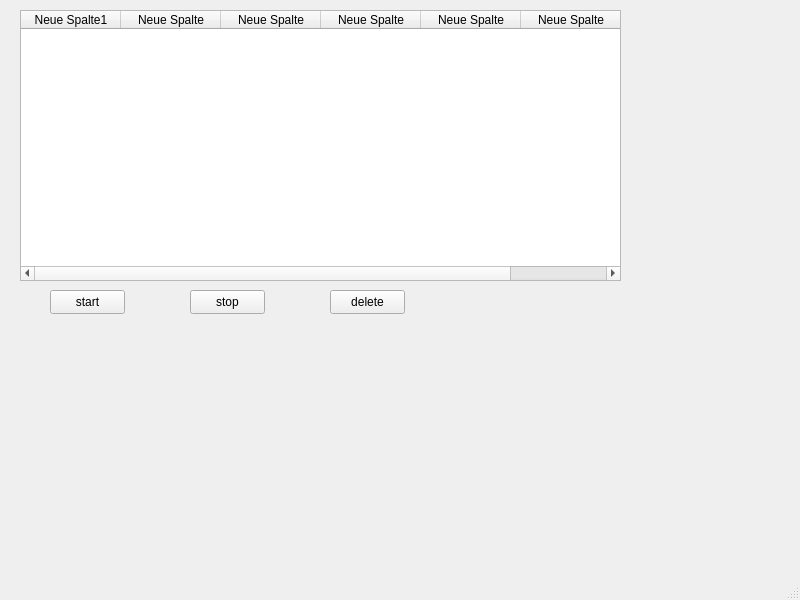
The window that mainwindow.ui (Tiguan12/TestTestTest) describes before a commit, drawn with Qt 5.
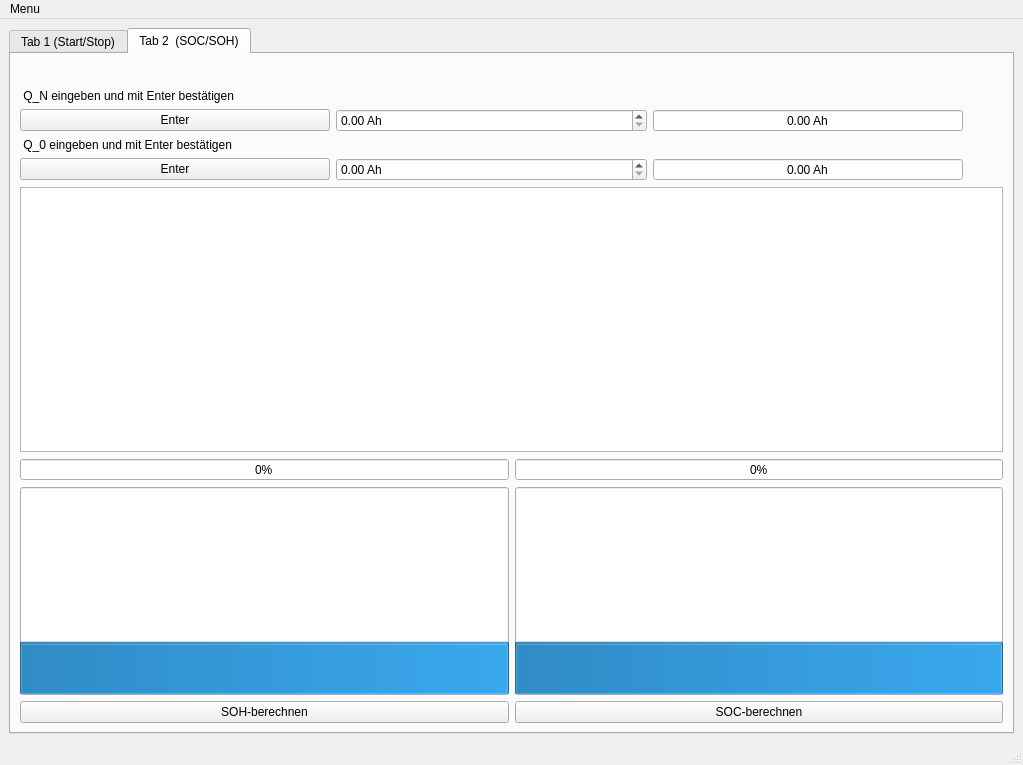
The same window after the commit. The open tabs and pages were chosen to show the change. Icons and pictures are not drawn.

The edit to the form file:
```diff
--- a/mainwindow.ui
+++ b/mainwindow.ui
@@ -6,105 +6,513 @@
    <rect>
     <x>0</x>
     <y>0</y>
-    <width>800</width>
-    <height>600</height>
+    <width>1023</width>
+    <height>765</height>
    </rect>
   </property>
   <property name="windowTitle">
    <string>MainWindow</string>
   </property>
   <widget class="QWidget" name="centralwidget">
-   <widget class="QPushButton" name="startButton">
-    <property name="geometry">
-     <rect>
-      <x>50</x>
-      <y>290</y>
-      <width>75</width>
-      <height>24</height>
-     </rect>
-    </property>
-    <property name="text">
-     <string>start</string>
-    </property>
-   </widget>
-   <widget class="QPushButton" name="stopButton">
-    <property name="geometry">
-     <rect>
-      <x>190</x>
-      <y>290</y>
-      <width>75</width>
-      <height>24</height>
-     </rect>
-    </property>
-    <property name="text">
-     <string>stop</string>
-    </property>
-   </widget>
-   <widget class="QTableWidget" name="tableWidget">
-    <property name="geometry">
-     <rect>
-      <x>20</x>
-      <y>10</y>
-      <width>601</width>
-      <height>271</height>
-     </rect>
-    </property>
-    <column>
-     <property name="text">
-      <string>Neue Spalte1</string>
-     </property>
-    </column>
-    <column>
-     <property name="text">
-      <string>Neue Spalte</string>
-     </property>
-    </column>
-    <column>
-     <property name="text">
-      <string>Neue Spalte</string>
-     </property>
-    </column>
-    <column>
-     <property name="text">
-      <string>Neue Spalte</string>
-     </property>
-    </column>
-    <column>
-     <property name="text">
-      <string>Neue Spalte</string>
-     </property>
-    </column>
-    <column>
-     <property name="text">
-      <string>Neue Spalte</string>
-     </property>
-    </column>
-   </widget>
-   <widget class="QPushButton" name="delButton">
-    <property name="geometry">
-     <rect>
-      <x>330</x>
-      <y>290</y>
-      <width>75</width>
-      <height>24</height>
-     </rect>
-    </property>
-    <property name="text">
-     <string>delete</string>
-    </property>
-   </widget>
+   <layout class="QHBoxLayout" name="horizontalLayout_6">
+    <item>
+     <widget class="QTabWidget" name="tabWidget">
+      <property name="tabPosition">
+       <enum>QTabWidget::North</enum>
+      </property>
+      <property name="currentIndex">
+       <number>0</number>
+      </property>
+      <property name="elideMode">
+       <enum>Qt::ElideLeft</enum>
+      </property>
+      <widget class="QWidget" name="StartStop">
+       <attribute name="title">
+        <string>Tab 1 (Start/Stop)</string>
+       </attribute>
+       <layout class="QVBoxLayout" name="verticalLayout_5">
+        <item>
+         <layout class="QHBoxLayout" name="horizontalLayout_3">
+          <item>
+           <spacer name="horizontalSpacer_4">
+            <property name="orientation">
+             <enum>Qt::Horizontal</enum>
+            </property>
+            <property name="sizeHint" stdset="0">
+             <size>
+              <width>40</width>
+              <height>20</height>
+             </size>
+            </property>
+           </spacer>
+          </item>
+          <item>
+           <widget class="QLabel" name="label">
+            <property name="text">
+             <string/>
+            </property>
+            <property name="pixmap">
+             <pixmap resource="Bild.qrc">:/Herunterladen.png</pixmap>
+            </property>
+           </widget>
+          </item>
+         </layout>
+        </item>
+        <item>
+         <layout class="QHBoxLayout" name="IviumButtonGroupLayout">
+          <item>
+           <widget class="QPushButton" name="Starten">
+            <property name="text">
+             <string>IviumSoft-Starten</string>
+            </property>
+           </widget>
+          </item>
+          <item>
+           <widget class="QPushButton" name="Beenden">
+            <property name="text">
+             <string>IviumSoft-Beenden</string>
+            </property>
+           </widget>
+          </item>
+         </layout>
+        </item>
+        <item>
+         <layout class="QGridLayout" name="gridLayout">
+          <item row="2" column="1">
+           <widget class="QPushButton" name="stopButton">
+            <property name="text">
+             <string>stop</string>
+            </property>
+           </widget>
+          </item>
+          <item row="4" column="0">
+           <widget class="QDial" name="dial"/>
+          </item>
+          <item row="2" column="2">
+           <widget class="QPushButton" name="delButton">
+            <property name="text">
+             <string>delete</string>
+            </property>
+           </widget>
+          </item>
+          <item row="2" column="0">
+           <widget class="QPushButton" name="startButton">
+            <property name="text">
+             <string>start</string>
+            </property>
+           </widget>
+          </item>
+          <item row="0" column="0" colspan="3">
+           <widget class="QTableWidget" name="tableWidget">
+            <column>
+             <property name="text">
+              <string>Nr.</string>
+             </property>
+            </column>
+            <column>
+             <property name="text">
+              <string>Zeit [s]</string>
+             </property>
+            </column>
+            <column>
+             <property name="text">
+              <string>Strom [A] </string>
+             </property>
+            </column>
+            <column>
+             <property name="text">
+              <string>Spannung [V]</string>
+             </property>
+            </column>
+            <column>
+             <property name="text">
+              <string>Kapazität_Q [Ah]</string>
+             </property>
+            </column>
+            <column>
+             <property name="text">
+              <string>Neue Spalte</string>
+             </property>
+            </column>
+            <column>
+             <property name="text">
+              <string>Neue Spalte</string>
+             </property>
+            </column>
+            <column>
+             <property name="text">
+              <string>Neue Spalte</string>
+             </property>
+            </column>
+            <column>
+             <property name="text">
+              <string>Neue Spalte</string>
+             </property>
+            </column>
+            <column>
+             <property name="text">
+              <string>Neue Spalte</string>
+             </property>
+            </column>
+            <column>
+             <property name="text">
+              <string>Neue Spalte</string>
+             </property>
+            </column>
+            <column>
+             <property name="text">
+              <string>Neue Spalte</string>
+             </property>
+            </column>
+            <column>
+             <property name="text">
+              <string>Neue Spalte</string>
+             </property>
+            </column>
+           </widget>
+          </item>
+          <item row="3" column="0">
+           <widget class="QRadioButton" name="radioButton">
+            <property name="text">
+             <string>RadioButton</string>
+            </property>
+           </widget>
+          </item>
+         </layout>
+        </item>
+       </layout>
+      </widget>
+      <widget class="QWidget" name="SOCSOH">
+       <attribute name="title">
+        <string>Tab 2  (SOC/SOH)</string>
+       </attribute>
+       <layout class="QGridLayout" name="gridLayout_2">
+        <item row="3" column="0" colspan="2">
+         <widget class="QTextEdit" name="textAusgabe"/>
+        </item>
+        <item row="5" column="0">
+         <layout class="QVBoxLayout" name="verticalLayout_4">
+          <item>
+           <widget class="QSpinBox" name="ProzentAnzeigeSOH">
+            <property name="alignment">
+             <set>Qt::AlignCenter</set>
+            </property>
+            <property name="buttonSymbols">
+             <enum>QAbstractSpinBox::NoButtons</enum>
+            </property>
+            <property name="suffix">
+             <string>%</string>
+            </property>
+            <property name="maximum">
+             <number>100</number>
+            </property>
+           </widget>
+          </item>
+          <item>
+           <widget class="QProgressBar" name="BatterieAnzeigeSOH">
+            <property name="sizePolicy">
+             <sizepolicy hsizetype="Expanding" vsizetype="Expanding">
+              <horstretch>0</horstretch>
+              <verstretch>0</verstretch>
+             </sizepolicy>
+            </property>
+            <property name="value">
+             <number>24</number>
+            </property>
+            <property name="textVisible">
+             <bool>false</bool>
+            </property>
+            <property name="orientation">
+             <enum>Qt::Vertical</enum>
+            </property>
+            <property name="invertedAppearance">
+             <bool>false</bool>
+            </property>
+            <property name="textDirection">
+             <enum>QProgressBar::TopToBottom</enum>
+            </property>
+           </widget>
+          </item>
+          <item>
+           <widget class="QPushButton" name="SohButton">
+            <property name="text">
+             <string>SOH-berechnen</string>
+            </property>
+           </widget>
+          </item>
+         </layout>
+        </item>
+        <item row="2" column="0" colspan="2">
+         <layout class="QVBoxLayout" name="verticalLayout_2">
+          <item>
+           <widget class="QLabel" name="label_Q_0">
+            <property name="text">
+             <string> Q_0 eingeben und mit Enter bestätigen</string>
+            </property>
+           </widget>
+          </item>
+          <item>
+           <layout class="QHBoxLayout" name="horizontalLayout_2">
+            <item>
+             <widget class="QPushButton" name="pushButtonQ_0">
+              <property name="text">
+               <string>Enter</string>
+              </property>
+             </widget>
+            </item>
+            <item>
+             <widget class="QDoubleSpinBox" name="doubleSpinBox_Q_0">
+              <property name="suffix">
+               <string> Ah</string>
+              </property>
+              <property name="decimals">
+               <number>2</number>
+              </property>
+              <property name="singleStep">
+               <double>0.010000000000000</double>
+              </property>
+              <property name="value">
+               <double>0.000000000000000</double>
+              </property>
+             </widget>
+            </item>
+            <item>
+             <widget class="QDoubleSpinBox" name="Anzeige_Q_0">
+              <property name="alignment">
+               <set>Qt::AlignCenter</set>
+              </property>
+              <property name="buttonSymbols">
+               <enum>QAbstractSpinBox::NoButtons</enum>
+              </property>
+              <property name="suffix">
+               <string> Ah</string>
+              </property>
+              <property name="decimals">
+               <number>2</number>
+              </property>
+              <property name="value">
+               <double>0.000000000000000</double>
+              </property>
+             </widget>
+            </item>
+            <item>
+             <spacer name="horizontalSpacer_3">
+              <property name="orientation">
+               <enum>Qt::Horizontal</enum>
+              </property>
+              <property name="sizeType">
+               <enum>QSizePolicy::Fixed</enum>
+              </property>
+              <property name="sizeHint" stdset="0">
+               <size>
+                <width>40</width>
+                <height>20</height>
+               </size>
+              </property>
+             </spacer>
+            </item>
+           </layout>
+          </item>
+         </layout>
+        </item>
+        <item row="0" column="0" colspan="2">
+         <layout class="QHBoxLayout" name="horizontalLayout_5">
+          <item>
+           <spacer name="horizontalSpacer">
+            <property name="orientation">
+             <enum>Qt::Horizontal</enum>
+            </property>
+            <property name="sizeHint" stdset="0">
+             <size>
+              <width>40</width>
+              <height>20</height>
+             </size>
+            </property>
+           </spacer>
+          </item>
+          <item>
+           <widget class="QLabel" name="label_2">
+            <property name="text">
+             <string/>
+            </property>
+            <property name="pixmap">
+             <pixmap resource="Bild.qrc">:/Herunterladen.png</pixmap>
+            </property>
+           </widget>
+          </item>
+         </layout>
+        </item>
+        <item row="1" column="0" colspan="2">
+         <layout class="QVBoxLayout" name="verticalLayout">
+          <item>
+           <widget class="QLabel" name="label_Q_N">
+            <property name="text">
+             <string> Q_N eingeben und mit Enter bestätigen</string>
+            </property>
+           </widget>
+          </item>
+          <item>
+           <layout class="QHBoxLayout" name="horizontalLayout">
+            <item>
+             <widget class="QPushButton" name="buttonNennSpg">
+              <property name="text">
+               <string>Enter</string>
+              </property>
+             </widget>
+            </item>
+            <item>
+             <widget class="QDoubleSpinBox" name="doubleSpinBoxNennSpg">
+              <property name="suffix">
+               <string> Ah</string>
+              </property>
+              <property name="decimals">
+               <number>2</number>
+              </property>
+              <property name="singleStep">
+               <double>0.010000000000000</double>
+              </property>
+              <property name="value">
+               <double>0.000000000000000</double>
+              </property>
+             </widget>
+            </item>
+            <item>
+             <widget class="QDoubleSpinBox" name="AnzeigeNspg">
+              <property name="alignment">
+               <set>Qt::AlignCenter</set>
+              </property>
+              <property name="buttonSymbols">
+               <enum>QAbstractSpinBox::NoButtons</enum>
+              </property>
+              <property name="suffix">
+               <string> Ah</string>
+              </property>
+              <property name="decimals">
+               <number>2</number>
+              </property>
+              <property name="value">
+               <double>0.000000000000000</double>
+              </property>
+             </widget>
+            </item>
+            <item>
+             <spacer name="horizontalSpacer_2">
+              <property name="orientation">
+               <enum>Qt::Horizontal</enum>
+              </property>
+              <property name="sizeType">
+               <enum>QSizePolicy::Maximum</enum>
+              </property>
+              <property name="sizeHint" stdset="0">
+               <size>
+                <width>40</width>
+                <height>20</height>
+               </size>
+              </property>
+             </spacer>
+            </item>
+           </layout>
+          </item>
+         </layout>
+        </item>
+        <item row="5" column="1">
+         <layout class="QVBoxLayout" name="verticalLayout_3">
+          <item>
+           <widget class="QSpinBox" name="ProzentAnzeigeSOC">
+            <property name="alignment">
+             <set>Qt::AlignCenter</set>
+            </property>
+            <property name="buttonSymbols">
+             <enum>QAbstractSpinBox::NoButtons</enum>
+            </property>
+            <property name="suffix">
+             <string>%</string>
+            </property>
+            <property name="maximum">
+             <number>100</number>
+            </property>
+           </widget>
+          </item>
+          <item>
+           <widget class="QProgressBar" name="BatterieAnzeige">
+            <property name="sizePolicy">
+             <sizepolicy hsizetype="Expanding" vsizetype="Expanding">
+              <horstretch>0</horstretch>
+              <verstretch>0</verstretch>
+             </sizepolicy>
+            </property>
+            <property name="value">
+             <number>24</number>
+            </property>
+            <property name="textVisible">
+             <bool>false</bool>
+            </property>
+            <property name="orientation">
+             <enum>Qt::Vertical</enum>
+            </property>
+            <property name="invertedAppearance">
+             <bool>false</bool>
+            </property>
+            <property name="textDirection">
+             <enum>QProgressBar::TopToBottom</enum>
+            </property>
+           </widget>
+          </item>
+          <item>
+           <widget class="QPushButton" name="SocButton">
+            <property name="text">
+             <string>SOC-berechnen</string>
+            </property>
+           </widget>
+          </item>
+         </layout>
+        </item>
+       </layout>
+      </widget>
+     </widget>
+    </item>
+   </layout>
   </widget>
+  <widget class="QStatusBar" name="statusbar"/>
   <widget class="QMenuBar" name="menubar">
    <property name="geometry">
     <rect>
      <x>0</x>
      <y>0</y>
-     <width>800</width>
+     <width>1023</width>
      <height>22</height>
     </rect>
    </property>
+   <widget class="QMenu" name="menuMenu">
+    <property name="title">
+     <string>Menu</string>
+    </property>
+    <addaction name="action_ffnen"/>
+    <addaction name="actionSchlie_en_2"/>
+    <addaction name="actionspeichern"/>
+   </widget>
+   <addaction name="menuMenu"/>
   </widget>
-  <widget class="QStatusBar" name="statusbar"/>
+  <action name="actionSchlie_en">
+   <property name="text">
+    <string>Schließen</string>
+   </property>
+  </action>
+  <action name="action_ffnen">
+   <property name="text">
+    <string>Öffnen</string>
+   </property>
+  </action>
+  <action name="actionSchlie_en_2">
+   <property name="text">
+    <string>Schließen</string>
+   </property>
+  </action>
+  <action name="actionspeichern">
+   <property name="text">
+    <string>Speichern</string>
+   </property>
+  </action>
  </widget>
  <resources/>
  <connections/>
```
Left out of the diff: 4 changed lines with no effect on the pictures.
